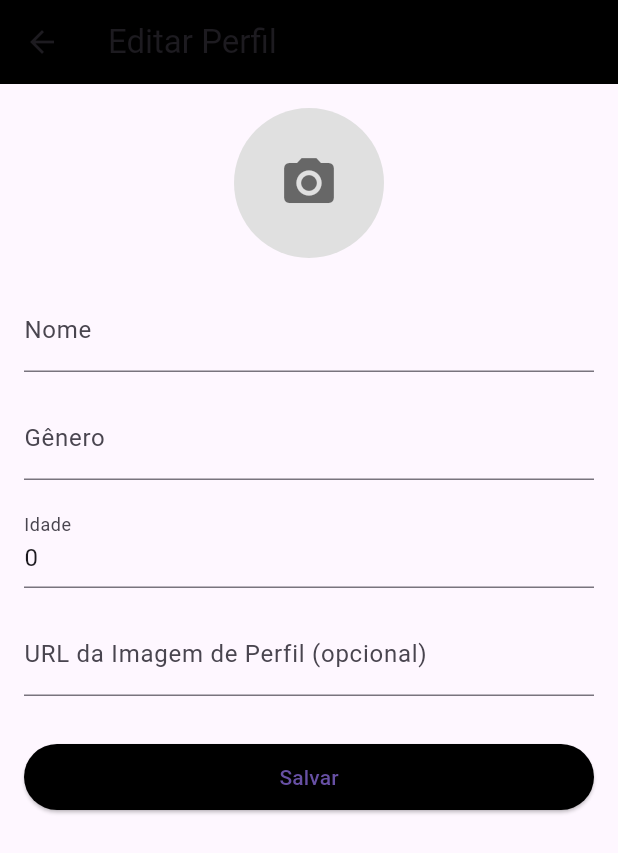
After one commit to JeffersonRCampos/Doa_Roupa_Flutter_projeto1.0, a Flutter app: the EditarPerfil screen opened directly, after a tap on "Salvar", on a phone screen of 412 x 824 dp. The commit adds this screen. Shown: the top 853 px of the screen. Run offline on Flutter 3.47's test engine with Material 3 defaults, Android fonts, the light colour scheme and no system bars; our stand-ins replace image_picker, supabase_flutter; accounts and stored records are empty; network calls fail.

Commit message:
Descrição das alterações

```diff
--- a/lib/banco/roupa_db.dart
+++ b/lib/banco/roupa_db.dart
@@ -8,7 +8,14 @@ class RoupaDatabase {
 
   // -------------------- Autenticação --------------------
   Future<String?> signUp(
-      String email, String senha, String nome, String papel) async {
+    String email,
+    String senha,
+    String nome,
+    String papel,
+    String genero,
+    int idade,
+    String? profileUrl, // novo parâmetro
+  ) async {
     final response = await client.auth.signUp(email: email, password: senha);
     if (response.user != null) {
       await client.from('usuarios').insert({
@@ -16,6 +23,9 @@ class RoupaDatabase {
         'nome': nome,
         'email': email,
         'papel': papel,
+        'genero': genero,
+        'idade': idade,
+        'profile_url': profileUrl, // inserindo a imagem de perfil
       });
     }
     return response.user?.id;
@@ -29,6 +39,7 @@ class RoupaDatabase {
   }
 
   Future<void> atualizarUsuario(Usuario usuario) async {
+    // Atualiza todos os campos do Usuario
     await client.from('usuarios').update(usuario.toMap()).eq('id', usuario.id);
   }
 
--- a/lib/modelo/usuario.dart
+++ b/lib/modelo/usuario.dart
@@ -3,12 +3,18 @@ class Usuario {
   final String nome;
   final String email;
   final String papel;
+  final String? genero; // Pode ser null
+  final int? idade; // Pode ser null
+  final String? profileUrl; // Nova imagem de perfil (URL)
 
   Usuario({
     required this.id,
     required this.nome,
     required this.email,
     required this.papel,
+    this.genero,
+    this.idade,
+    this.profileUrl,
   });
 
   factory Usuario.fromMap(Map<String, dynamic> map) {
@@ -16,7 +22,10 @@ class Usuario {
       id: map['id'] ?? '',
       nome: map['nome'] ?? '',
       email: map['email'] ?? '',
-      papel: map['papel'] ?? '',
+      papel: map['papel'] ?? 'doador',
+      genero: map['genero'],
+      idade: map['idade'],
+      profileUrl: map['profile_url'], // coluna no banco: profile_url
     );
   }
 
@@ -26,6 +35,9 @@ class Usuario {
       'nome': nome,
       'email': email,
       'papel': papel,
+      'genero': genero,
+      'idade': idade,
+      'profile_url': profileUrl,
     };
   }
 }
--- /dev/null
+++ b/lib/tela/EditarPerfil.dart
@@ -0,0 +1,180 @@
+import 'dart:io';
+import 'package:flutter/material.dart';
+import 'package:doa_roupa/banco/roupa_db.dart';
+import 'package:doa_roupa/modelo/usuario.dart';
+import 'package:supabase_flutter/supabase_flutter.dart';
+import 'package:image_picker/image_picker.dart';
+
+class EditarPerfil extends StatefulWidget {
+  const EditarPerfil({super.key});
+
+  @override
+  State<EditarPerfil> createState() => _EditarPerfilState();
+}
+
+class _EditarPerfilState extends State<EditarPerfil> {
+  final RoupaDatabase _database = RoupaDatabase();
+  final _nomeController = TextEditingController();
+  final _generoController = TextEditingController();
+  final _idadeController = TextEditingController();
+  final _profileUrlController = TextEditingController();
+
+  final ImagePicker _picker = ImagePicker();
+  File? _imageFile;
+
+  @override
+  void initState() {
+    super.initState();
+    _carregarDadosUsuario();
+  }
+
+  Future<void> _carregarDadosUsuario() async {
+    final currentUser = Supabase.instance.client.auth.currentUser;
+    if (currentUser != null) {
+      final usuario = await _database.getUsuario(currentUser.id);
+      if (usuario != null) {
+        setState(() {
+          _nomeController.text = usuario.nome;
+          _generoController.text = usuario.genero ?? '';
+          _idadeController.text = usuario.idade?.toString() ?? '';
+          _profileUrlController.text = usuario.profileUrl ?? '';
+        });
+      }
+    }
+  }
+
+  Future<void> _pickImage() async {
+    try {
+      final pickedFile = await _picker.pickImage(source: ImageSource.gallery);
+      if (pickedFile != null) {
+        setState(() {
+          _imageFile = File(pickedFile.path);
+        });
+        String? uploadedUrl = await _uploadImage(File(pickedFile.path));
+        if (uploadedUrl != null) {
+          setState(() {
+            _profileUrlController.text = uploadedUrl;
+          });
+        }
+      }
+    } catch (e) {
+      ScaffoldMessenger.of(context).showSnackBar(
+        SnackBar(content: Text('Erro ao selecionar imagem: $e')),
+      );
+    }
+  }
+
+  Future<String?> _uploadImage(File imageFile) async {
+    try {
+      final fileName =
+          '${DateTime.now().millisecondsSinceEpoch}_${imageFile.path.split('/').last}';
+      // Realiza o upload (não precisamos armazenar o resultado se não for necessário)
+      await Supabase.instance.client.storage
+          .from('profile-images')
+          .upload(fileName, imageFile);
+      // Obtém a URL pública
+      final publicUrl = Supabase.instance.client.storage
+          .from('profile-images')
+          .getPublicUrl(fileName);
+      return publicUrl;
+    } catch (e) {
+      ScaffoldMessenger.of(context).showSnackBar(
+        SnackBar(content: Text('Erro no upload: $e')),
+      );
+      return null;
+    }
+  }
+
+  Future<void> _salvarAlteracoes() async {
+    final currentUser = Supabase.instance.client.auth.currentUser;
+    if (currentUser != null) {
+      final usuario = await _database.getUsuario(currentUser.id);
+      if (usuario != null) {
+        final novoUsuario = Usuario(
+          id: usuario.id,
+          nome: _nomeController.text,
+          email: usuario.email,
+          papel: usuario.papel,
+          genero: _generoController.text,
+          idade: int.tryParse(_idadeController.text),
+          profileUrl: _profileUrlController.text.isNotEmpty
+              ? _profileUrlController.text
+              : null,
+        );
+        await _database.atualizarUsuario(novoUsuario);
+        ScaffoldMessenger.of(context).showSnackBar(
+          const SnackBar(content: Text('Perfil atualizado com sucesso!')),
+        );
+        Navigator.pop(context);
+      }
+    }
+  }
+
+  @override
+  Widget build(BuildContext context) {
+    return Scaffold(
+      appBar: AppBar(
+        title: const Text('Editar Perfil'),
+        backgroundColor: Colors.black,
+      ),
+      body: Padding(
+        padding: const EdgeInsets.all(16.0),
+        child: ListView(
+          children: [
+            Center(
+              child: GestureDetector(
+                onTap: _pickImage,
+                child: CircleAvatar(
+                  radius: 50,
+                  backgroundColor: Colors.grey[300],
+                  backgroundImage: _profileUrlController.text.isNotEmpty
+                      ? NetworkImage(_profileUrlController.text)
+                      : _imageFile != null
+                          ? FileImage(_imageFile!) as ImageProvider
+                          : null,
+                  child:
+                      (_profileUrlController.text.isEmpty && _imageFile == null)
+                          ? const Icon(Icons.camera_alt,
+                              size: 40, color: Colors.black54)
+                          : null,
+                ),
+              ),
+            ),
+            const SizedBox(height: 20),
+            TextFormField(
+              controller: _nomeController,
+              decoration: const InputDecoration(labelText: 'Nome'),
+            ),
+            const SizedBox(height: 16),
+            TextFormField(
+              controller: _generoController,
+              decoration: const InputDecoration(labelText: 'Gênero'),
+            ),
+            const SizedBox(height: 16),
+            TextFormField(
+              controller: _idadeController,
+              decoration: const InputDecoration(labelText: 'Idade'),
+              keyboardType: TextInputType.number,
+            ),
+            const SizedBox(height: 16),
+            TextFormField(
+              controller: _profileUrlController,
+              decoration: const InputDecoration(
+                  labelText: 'URL da Imagem de Perfil (opcional)'),
+            ),
+            const SizedBox(height: 30),
+            ElevatedButton(
+              onPressed: _salvarAlteracoes,
+              style: ElevatedButton.styleFrom(
+                backgroundColor: Colors.black,
+                padding:
+                    const EdgeInsets.symmetric(horizontal: 40, vertical: 12),
+              ),
+              child: const Text('Salvar'),
+            ),
+          ],
+        ),
+      ),
+    );
+  }
+}
--- a/lib/tela/home.dart
+++ b/lib/tela/home.dart
@@ -8,6 +8,7 @@ import 'package:doa_roupa/tela/estoque.dart';
 import 'package:doa_roupa/tela/confirmar_doacoes.dart';
 import 'package:doa_roupa/banco/roupa_db.dart';
 import 'package:doa_roupa/tela/login.dart';
+import 'package:doa_roupa/tela/EditarPerfil.dart';
 
 class Home extends StatefulWidget {
   const Home({super.key});
@@ -112,7 +113,6 @@ class _HomeState extends State<Home> {
         leading: IconButton(
           icon: const Icon(Icons.arrow_back, color: Colors.white),
           onPressed: () async {
-            // Realiza logout e retorna à tela de login
             await client.auth.signOut();
             Navigator.pushReplacement(
               context,
@@ -120,6 +120,21 @@ class _HomeState extends State<Home> {
             );
           },
         ),
+        actions: [
+          TextButton.icon(
+            onPressed: () {
+              Navigator.push(
+                context,
+                MaterialPageRoute(builder: (_) => const EditarPerfil()),
+              );
+            },
+            icon: const Icon(Icons.person, color: Colors.white),
+            label: const Text(
+              'Editar Perfil',
+              style: TextStyle(color: Colors.white),
+            ),
+          ),
+        ],
       ),
       body: Column(
         children: [
--- a/pubspec.yaml
+++ b/pubspec.yaml
@@ -17,7 +17,7 @@ dependencies:
 
   path: ^1.9.0
   intl: ^0.19.0
-  postgres: ^2.4.3
+  image_picker: ^0.8.7
   supabase_flutter: ^2.8.3
 
 dev_dependencies:
```
Also changed, not shown: pubspec.lock.
